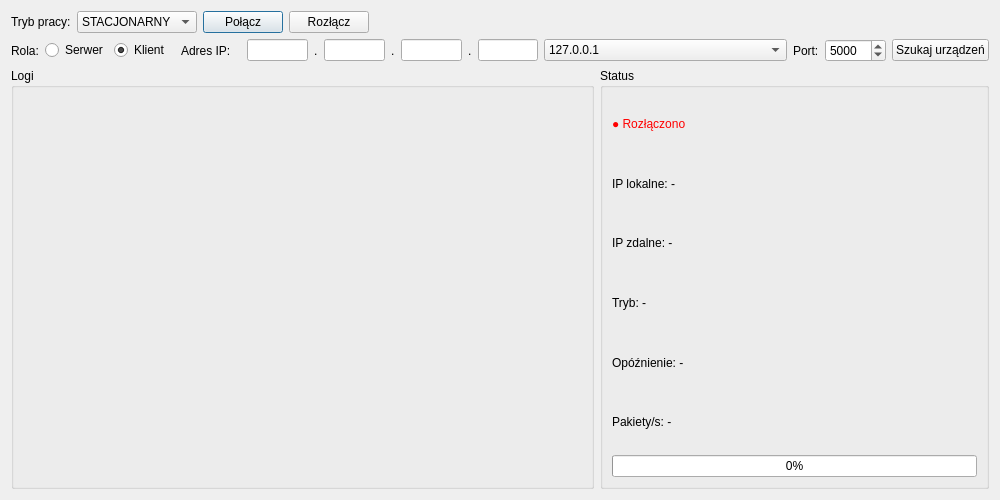
Qt form connectionwindow.ui (surowyantoni/PK_projekt_SK) before a commit.
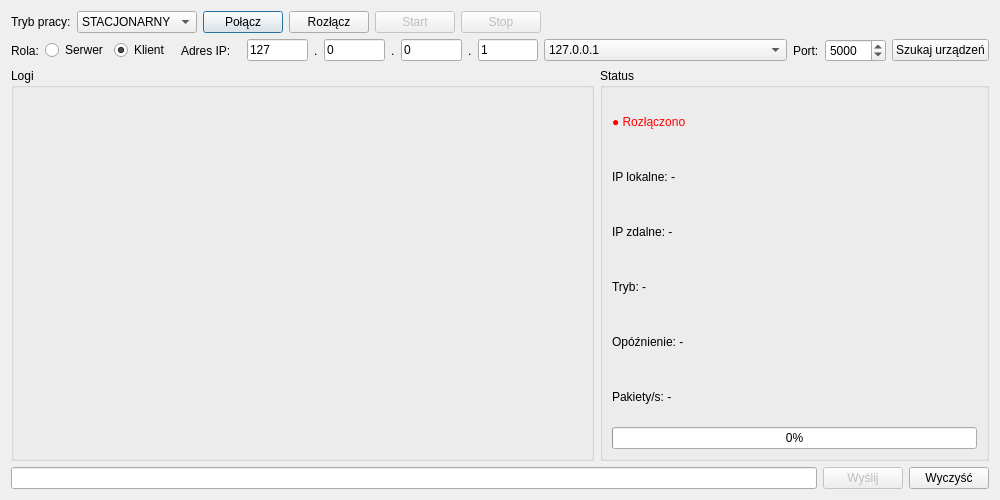
The same form after that commit.

The edit to the form file:
```diff
--- a/connectionwindow.ui
+++ b/connectionwindow.ui
@@ -10,7 +10,7 @@
     <height>500</height>
    </rect>
   </property>
-  <layout class="QVBoxLayout" name="mainLayout" stretch="1,1,4">
+  <layout class="QVBoxLayout" name="mainLayout" stretch="1,1,4,0">
    <item>
     <layout class="QHBoxLayout" name="topLayout">
      <item>
@@ -48,6 +48,26 @@
        </property>
       </widget>
      </item>
+     <item>
+      <widget class="QPushButton" name="btnStart">
+       <property name="enabled">
+        <bool>false</bool>
+       </property>
+       <property name="text">
+        <string>Start</string>
+       </property>
+      </widget>
+     </item>
+     <item>
+      <widget class="QPushButton" name="btnStop">
+       <property name="enabled">
+        <bool>false</bool>
+       </property>
+       <property name="text">
+        <string>Stop</string>
+       </property>
+      </widget>
+     </item>
      <item>
       <spacer name="spacerTop">
        <property name="orientation">
@@ -97,7 +117,11 @@
       </widget>
      </item>
      <item>
-      <widget class="QLineEdit" name="editIP"/>
+      <widget class="QLineEdit" name="editIP">
+       <property name="text">
+        <string>127</string>
+       </property>
+      </widget>
      </item>
      <item>
       <widget class="QLabel" name="labelDot1">
@@ -107,7 +131,11 @@
       </widget>
      </item>
      <item>
-      <widget class="QLineEdit" name="editIP2"/>
+      <widget class="QLineEdit" name="editIP2">
+       <property name="text">
+        <string>0</string>
+       </property>
+      </widget>
      </item>
      <item>
       <widget class="QLabel" name="labelDot2">
@@ -117,7 +145,11 @@
       </widget>
      </item>
      <item>
-      <widget class="QLineEdit" name="editIP3"/>
+      <widget class="QLineEdit" name="editIP3">
+       <property name="text">
+        <string>0</string>
+       </property>
+      </widget>
      </item>
      <item>
       <widget class="QLabel" name="labelDot3">
@@ -127,7 +159,11 @@
       </widget>
      </item>
      <item>
-      <widget class="QLineEdit" name="editIP4"/>
+      <widget class="QLineEdit" name="editIP4">
+       <property name="text">
+        <string>1</string>
+       </property>
+      </widget>
      </item>
      <item>
       <widget class="QComboBox" name="comboIP">
@@ -258,6 +294,30 @@
      </item>
     </layout>
    </item>
+   <item>
+    <layout class="QHBoxLayout" name="horizontalLayout">
+     <item>
+      <widget class="QLineEdit" name="editMsg"/>
+     </item>
+     <item>
+      <widget class="QPushButton" name="btnSend">
+       <property name="enabled">
+        <bool>false</bool>
+       </property>
+       <property name="text">
+        <string>Wyślij</string>
+       </property>
+      </widget>
+     </item>
+     <item>
+      <widget class="QPushButton" name="btnClear">
+       <property name="text">
+        <string>Wyczyść</string>
+       </property>
+      </widget>
+     </item>
+    </layout>
+   </item>
   </layout>
  </widget>
  <resources/>
```
